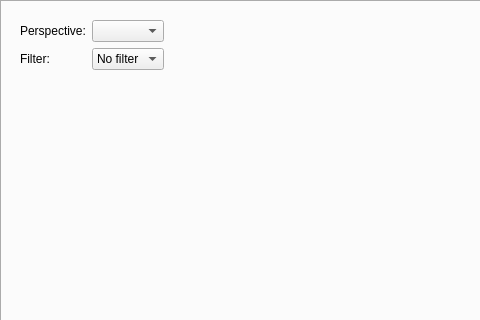
First picture: the form in trunk/src/edr/src/plugins/newCommunication/ui/DataSourceWidget.ui, repository mk4me/hm-mde-one, before the edit; both pictures show x 0 to 480 and y 0 to 320 of the 934 by 833 pixel window.
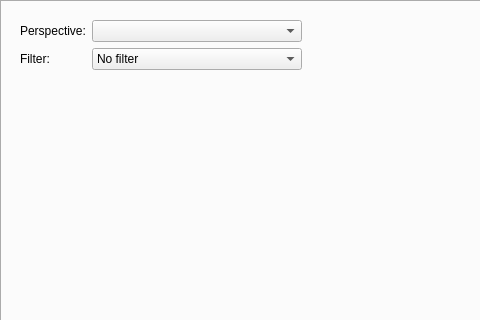
Second picture: the form after the edit. The open tabs and pages were chosen to show the change. Icons and pictures are not drawn.

Diff of the .ui file:
```diff
--- a/trunk/src/edr/src/plugins/newCommunication/ui/DataSourceWidget.ui
+++ b/trunk/src/edr/src/plugins/newCommunication/ui/DataSourceWidget.ui
@@ -36,6 +36,18 @@
         <verstretch>0</verstretch>
        </sizepolicy>
       </property>
+      <property name="minimumSize">
+       <size>
+        <width>300</width>
+        <height>0</height>
+       </size>
+      </property>
+      <property name="maximumSize">
+       <size>
+        <width>300</width>
+        <height>16777215</height>
+       </size>
+      </property>
       <layout class="QVBoxLayout" name="verticalLayout_6">
        <item>
         <layout class="QHBoxLayout" name="horizontalLayout_5">
@@ -72,19 +84,6 @@
            </item>
           </layout>
          </item>
-         <item>
-          <spacer name="horizontalSpacer_3">
-           <property name="orientation">
-            <enum>Qt::Horizontal</enum>
-           </property>
-           <property name="sizeHint" stdset="0">
-            <size>
-             <width>40</width>
-             <height>20</height>
-            </size>
-           </property>
-          </spacer>
-         </item>
         </layout>
        </item>
       </layout>
@@ -93,6 +92,19 @@
     <item>
      <widget class="QWidget" name="patientCardPlaceholerWidget" native="true"/>
     </item>
+    <item>
+     <spacer name="horizontalSpacer_2">
+      <property name="orientation">
+       <enum>Qt::Horizontal</enum>
+      </property>
+      <property name="sizeHint" stdset="0">
+       <size>
+        <width>40</width>
+        <height>20</height>
+       </size>
+      </property>
+     </spacer>
+    </item>
    </layout>
   </widget>
   <widget class="QWidget" name="userDataTab">
```
Left out of the diff: 22 changed lines with no effect on the pictures.
